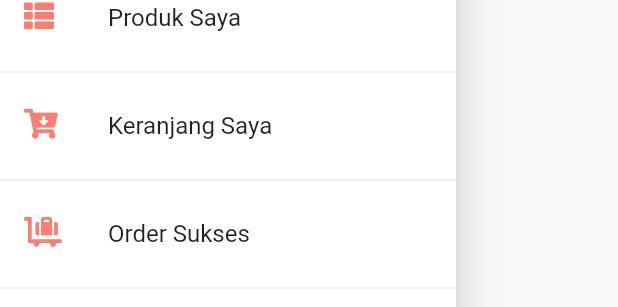
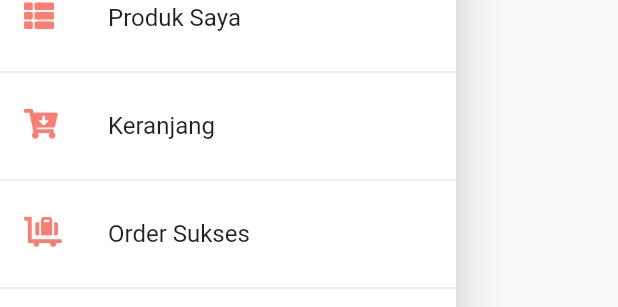
Before and after one commit to lemanfoetra/flutter-project-shopapp, a Flutter app: the AppDrawer widget shown alone on an empty page, opened directly, on a phone screen of 412 x 824 dp. Shown: the part 231-538 px from the top of the screen. Run offline on Flutter 3.47's test engine with Material 2 defaults, Android fonts, the phone set to English and light mode, and no system bars; our stand-ins replace font_awesome_flutter, image_picker, pull_to_refresh, shared_preferences; accounts and stored records are empty; network calls fail.

Commit message:
fixed bug date format salah

```diff
--- a/lib/widgets/drawer.dart
+++ b/lib/widgets/drawer.dart
@@ -53,7 +53,7 @@ class AppDrawer extends StatelessWidget {
                   color: Color(0xFFfa7f72),
                   size: 20,
                 ),
-                title: Text('Keranjang Saya'),
+                title: Text('Keranjang'),
                 onTap: () {
                   Navigator.of(context)
                       .pushReplacementNamed(CartScreen.routeName);
--- a/lib/widgets/orders_list.dart
+++ b/lib/widgets/orders_list.dart
@@ -17,7 +17,7 @@ class OrdersList extends StatelessWidget {
 
   /// mengubah date ke bentuk string
   String toDateString(DateTime date){
-    final DateFormat formater = DateFormat('y-M-d');
+    final DateFormat formater = DateFormat('yyyy-MM-dd');
     return formater.format(date);
   }
 
```
